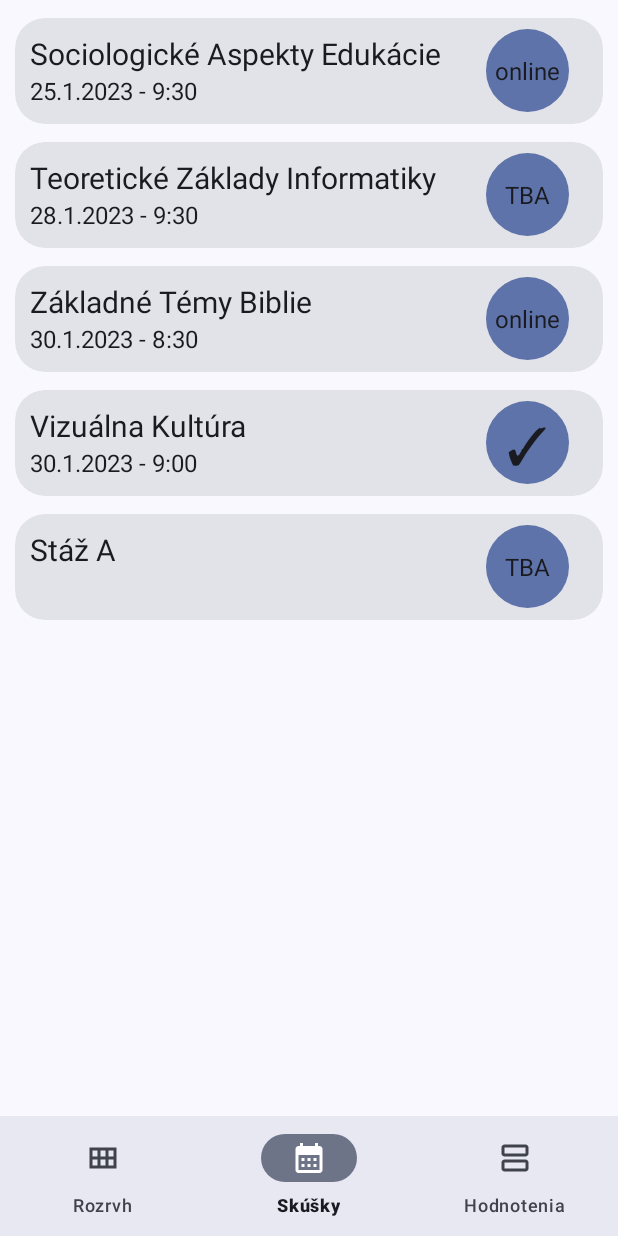
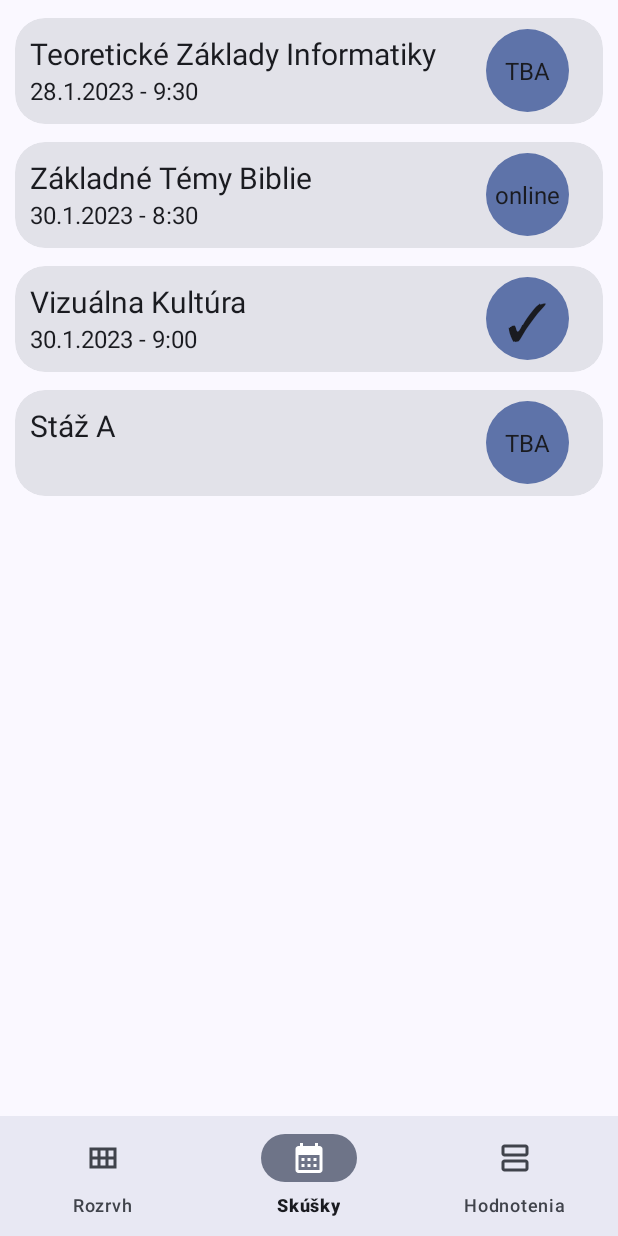
Before and after one commit to marek-guran/Rozvrh-App-Public, an Android app: the DashboardFragment screen opened through its navigation route, on a phone screen of 412 x 824 dp. Run offline under Robolectric (Android 15) with nearby library versions, the phone set to English and light mode, and no system bars; our stand-ins replace navigation-ui.

Commit message:
Unimportant update

```diff
--- a/app/build.gradle
+++ b/app/build.gradle
@@ -10,8 +10,8 @@ android {
         applicationId "com.marekguran.rozvrh"
         minSdk 23
         targetSdk 33
-        versionCode 34
-        versionName "4.0"
+        versionCode 35
+        versionName "4.1"
 
         testInstrumentationRunner "androidx.test.runner.AndroidJUnitRunner"
     }
@@ -34,7 +34,7 @@ android {
 dependencies {
 
     implementation 'androidx.appcompat:appcompat:1.6.0'
-    implementation 'com.google.android.material:material:1.7.0'
+    implementation 'com.google.android.material:material:1.8.0'
     implementation 'androidx.constraintlayout:constraintlayout:2.1.4'
     implementation 'androidx.lifecycle:lifecycle-livedata-ktx:2.5.1'
     implementation 'androidx.lifecycle:lifecycle-viewmodel-ktx:2.5.1'
--- a/app/src/main/res/layout/fragment_dashboard.xml
+++ b/app/src/main/res/layout/fragment_dashboard.xml
@@ -16,62 +16,6 @@
         android:layout_height="wrap_content"
         android:orientation="vertical">
 
-        <com.google.android.material.card.MaterialCardView
-            android:layout_width="match_parent"
-            android:layout_height="wrap_content"
-            android:layout_marginHorizontal="10dp"
-            android:layout_marginTop="12dp"
-            app:cardCornerRadius="20dp"
-            style="@style/Widget.Material3.CardView.Filled"
-            android:padding="18dp">
-
-            <LinearLayout
-                android:layout_width="match_parent"
-                android:layout_height="wrap_content"
-                android:orientation="vertical"
-                android:layout_marginEnd="90dp"
-                android:padding="10dp">
-
-                <TextView
-                    android:layout_width="wrap_content"
-                    android:layout_height="wrap_content"
-                    android:text="Sociologické Aspekty Edukácie"
-                    android:textAppearance="?android:attr/textAppearanceLarge"
-                    android:textSize="20sp" />
-
-                <TextView
-                    android:layout_width="wrap_content"
-                    android:layout_height="wrap_content"
-                    android:text="25.1.2023 - 9:30"
-                    android:textAppearance="?android:attr/textAppearanceLarge"
-                    android:textSize="16sp"/>
-            </LinearLayout>
-
-            <FrameLayout
-                android:layout_width="60dp"
-                android:layout_height="60dp"
-                android:layout_alignParentEnd="true"
-                android:layout_centerVertical="true"
-                android:layout_gravity="end"
-                android:layout_marginEnd="20dp"
-                android:layout_marginTop="5dp"
-                android:layout_marginBottom="5dp"
-                android:background="@drawable/background_rounded_small"
-                android:backgroundTint="@android:color/transparent">
-
-                <TextView
-                    android:layout_width="55dp"
-                    android:layout_height="55dp"
-                    android:layout_gravity="center"
-                    android:text="online"
-                    android:textSize="16sp"
-                    android:gravity="center"
-                    android:background="@drawable/circle_bg"
-                    android:textAppearance="?android:attr/textAppearanceLarge"
-                    android:padding="5dp"
-                    style="@style/Widget.Material3.FloatingActionButton.Primary" />
-            </FrameLayout>
-        </com.google.android.material.card.MaterialCardView>
 
         <com.google.android.material.card.MaterialCardView
             android:layout_width="match_parent"
--- a/app/src/main/res/layout/fragment_notifications.xml
+++ b/app/src/main/res/layout/fragment_notifications.xml
@@ -415,7 +415,7 @@
                         android:background="@drawable/circle_bg"
                         android:gravity="center"
                         android:padding="5dp"
-                        android:text=""
+                        android:text="C"
                         android:textAppearance="?android:attr/textAppearanceLarge"
                         android:textSize="34sp"
                         tools:ignore="SpeakableTextPresentCheck" />
```
